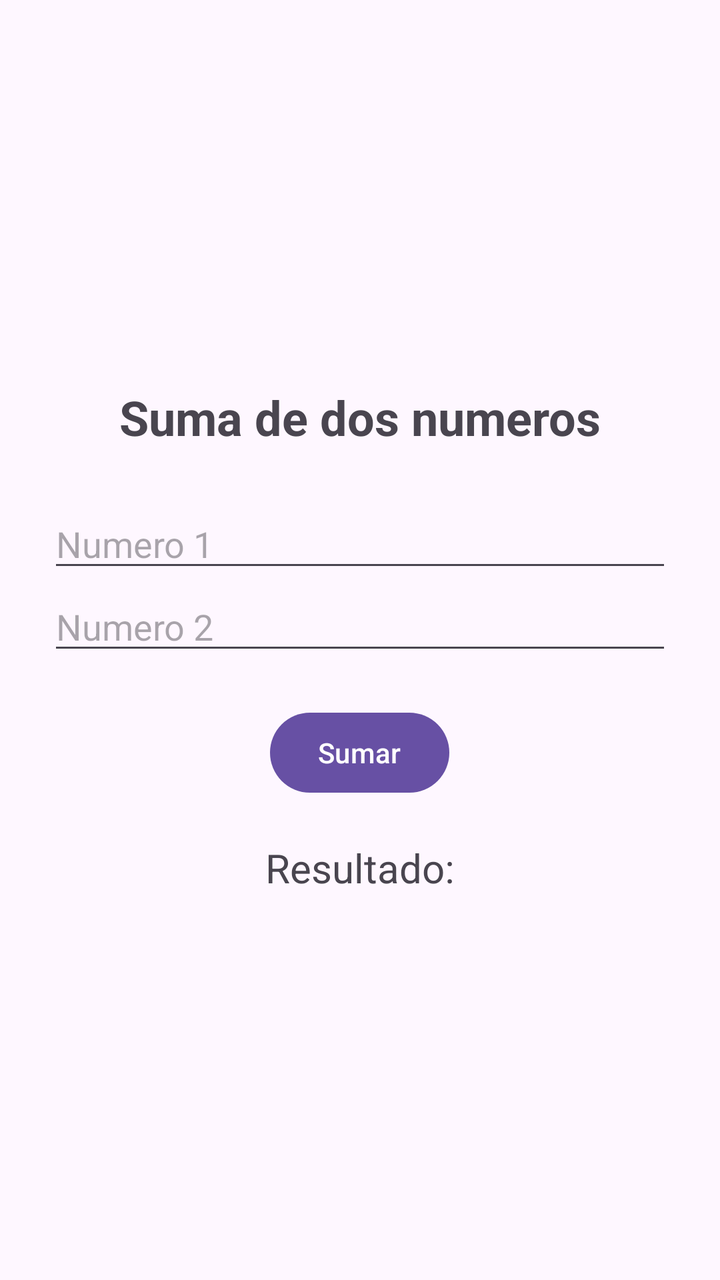
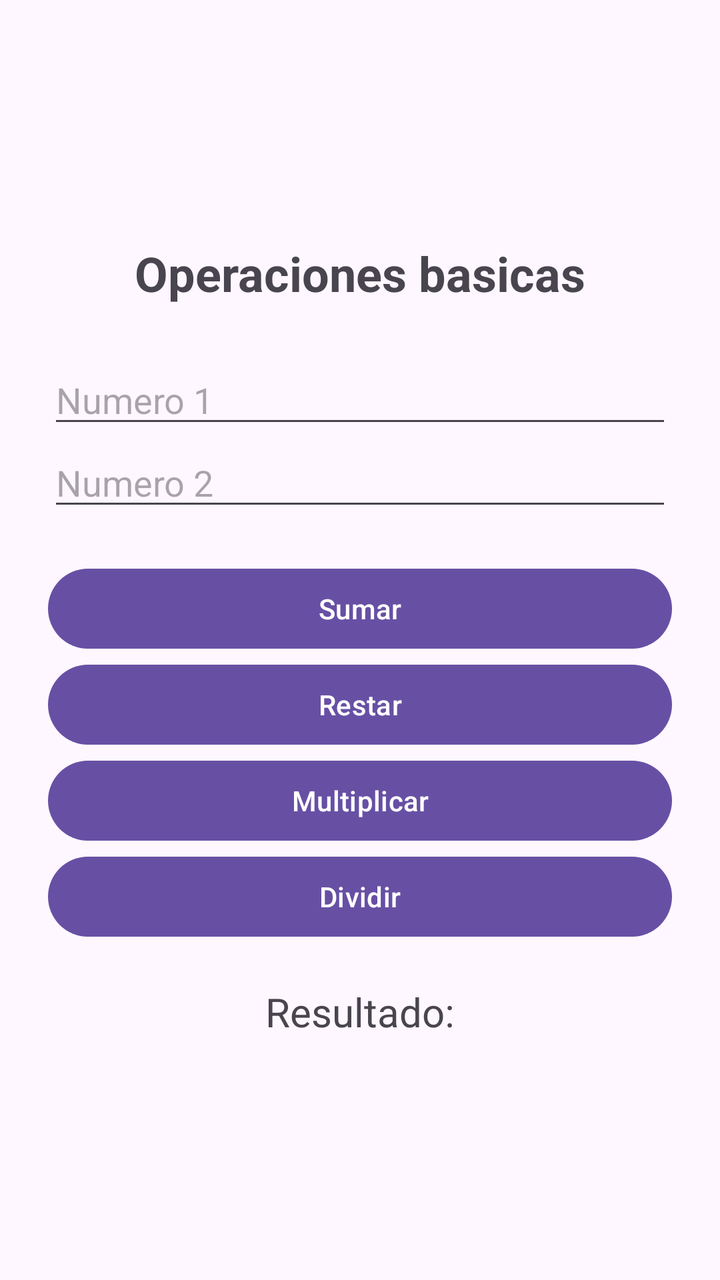

An Android layout rendered at two revisions. The XML below is the earlier revision; the diff shows what the commit changed to produce the second picture.
<!-- AndroidManifest.xml: application theme Theme.HolaMundo -->
<!-- res/layout/activity_main.xml -->
<?xml version="1.0" encoding="utf-8"?>
<LinearLayout
    xmlns:android="http://schemas.android.com/apk/res/android"
    android:id="@+id/main"
    android:layout_width="match_parent"
    android:layout_height="match_parent"
    android:orientation="vertical"
    android:gravity="center"
    android:padding="24dp">

    
    <TextView
        android:id="@+id/lblTitulo"
        android:layout_width="wrap_content"
        android:layout_height="wrap_content"
        android:text="Suma de dos numeros"
        android:textSize="24sp"
        android:textStyle="bold"
        android:layout_marginBottom="25dp" />

    
    <EditText
        android:id="@+id/txtNum1"
        android:layout_width="match_parent"
        android:layout_height="wrap_content"
        android:hint="Numero 1"
        android:inputType="numberDecimal" />

    
    <EditText
        android:id="@+id/txtNum2"
        android:layout_width="match_parent"
        android:layout_height="wrap_content"
        android:hint="Numero 2"
        android:inputType="numberDecimal" />

    
    <Button
        android:id="@+id/btnSumar"
        android:layout_width="wrap_content"
        android:layout_height="wrap_content"
        android:text="Sumar"
        android:layout_marginTop="20dp" />

    
    <TextView
        android:id="@+id/lblResultado"
        android:layout_width="wrap_content"
        android:layout_height="wrap_content"
        android:text="Resultado:"
        android:textSize="20sp"
        android:layout_marginTop="20dp" />

</LinearLayout>
<!-- resources referenced by this layout -->
<resources>
  <style name="Theme.HolaMundo" parent="Base.Theme.HolaMundo" />
  <style name="Base.Theme.HolaMundo" parent="Theme.Material3.DayNight.NoActionBar">
          
          
      </style>
</resources>

<!-- the commit's change to res/layout/activity_main.xml (unified diff, before → after) -->
@@ -13,7 +13,7 @@
         android:id="@+id/lblTitulo"
         android:layout_width="wrap_content"
         android:layout_height="wrap_content"
-        android:text="Suma de dos numeros"
+        android:text="Operaciones basicas"
         android:textSize="24sp"
         android:textStyle="bold"
         android:layout_marginBottom="25dp" />
@@ -37,10 +37,28 @@
     
     <Button
         android:id="@+id/btnSumar"
-        android:layout_width="wrap_content"
+        android:layout_width="match_parent"
         android:layout_height="wrap_content"
         android:text="Sumar"
         android:layout_marginTop="20dp" />
+
+    <Button
+        android:id="@+id/btnRestar"
+        android:layout_width="match_parent"
+        android:layout_height="wrap_content"
+        android:text="Restar" />
+
+    <Button
+        android:id="@+id/btnMultiplicar"
+        android:layout_width="match_parent"
+        android:layout_height="wrap_content"
+        android:text="Multiplicar" />
+
+    <Button
+        android:id="@+id/btnDividir"
+        android:layout_width="match_parent"
+        android:layout_height="wrap_content"
+        android:text="Dividir" />
 
     
     <TextView
